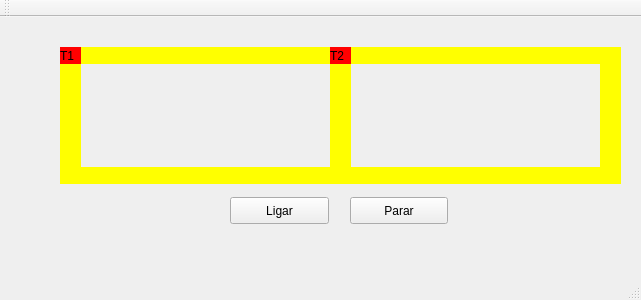
This is mainwindow.ui in radlaoli/trens-so as Qt 5 draws it before an edit. The edited form follows.
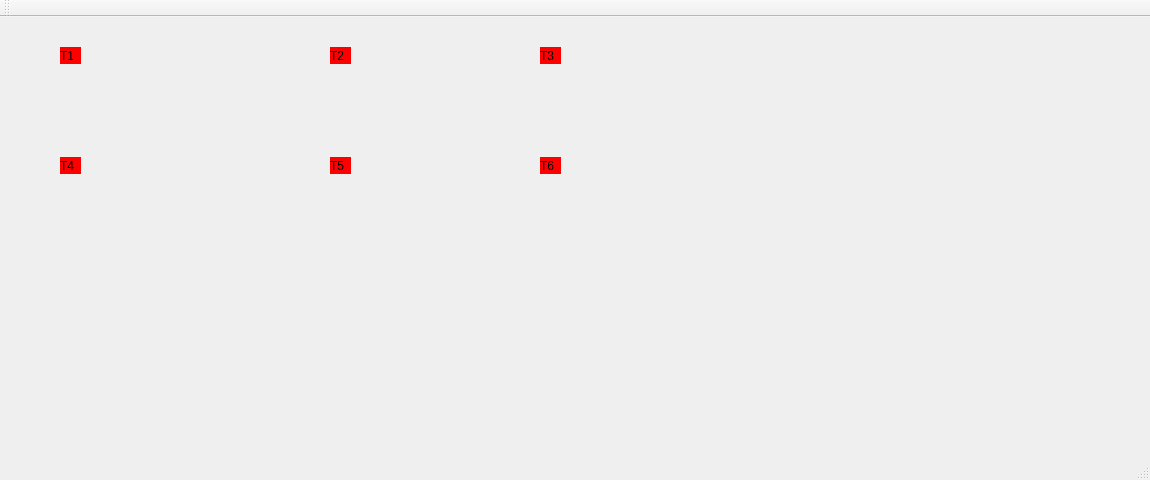
This is the edited form.

Commit message: Aumenta tamanho da tela

The edit to the form file:
```diff
--- a/mainwindow.ui
+++ b/mainwindow.ui
@@ -6,8 +6,8 @@
    <rect>
     <x>0</x>
     <y>0</y>
-    <width>641</width>
-    <height>300</height>
+    <width>1150</width>
+    <height>480</height>
    </rect>
   </property>
   <property name="windowTitle">
@@ -30,144 +30,6 @@
      <string>T1</string>
     </property>
    </widget>
-   <widget class="QLabel" name="label_trilho1">
-    <property name="geometry">
-     <rect>
-      <x>80</x>
-      <y>30</y>
-      <width>250</width>
-      <height>17</height>
-     </rect>
-    </property>
-    <property name="styleSheet">
-     <string notr="true">QLabel { background: yellow}</string>
-    </property>
-    <property name="text">
-     <string/>
-    </property>
-   </widget>
-   <widget class="QLabel" name="label_trilho2">
-    <property name="geometry">
-     <rect>
-      <x>80</x>
-      <y>150</y>
-      <width>250</width>
-      <height>17</height>
-     </rect>
-    </property>
-    <property name="styleSheet">
-     <string notr="true">QLabel { background: yellow}</string>
-    </property>
-    <property name="text">
-     <string/>
-    </property>
-   </widget>
-   <widget class="QLabel" name="label_trilho3">
-    <property name="geometry">
-     <rect>
-      <x>330</x>
-      <y>30</y>
-      <width>21</width>
-      <height>137</height>
-     </rect>
-    </property>
-    <property name="styleSheet">
-     <string notr="true">QLabel { background: yellow}</string>
-    </property>
-    <property name="text">
-     <string/>
-    </property>
-   </widget>
-   <widget class="QLabel" name="label_trilho4">
-    <property name="geometry">
-     <rect>
-      <x>60</x>
-      <y>30</y>
-      <width>21</width>
-      <height>137</height>
-     </rect>
-    </property>
-    <property name="styleSheet">
-     <string notr="true">QLabel { background: yellow}</string>
-    </property>
-    <property name="text">
-     <string/>
-    </property>
-   </widget>
-   <widget class="QPushButton" name="pushButton">
-    <property name="geometry">
-     <rect>
-      <x>230</x>
-      <y>180</y>
-      <width>99</width>
-      <height>27</height>
-     </rect>
-    </property>
-    <property name="text">
-     <string>Ligar</string>
-    </property>
-   </widget>
-   <widget class="QPushButton" name="pushButton_2">
-    <property name="geometry">
-     <rect>
-      <x>350</x>
-      <y>180</y>
-      <width>98</width>
-      <height>27</height>
-     </rect>
-    </property>
-    <property name="text">
-     <string>Parar</string>
-    </property>
-   </widget>
-   <widget class="QLabel" name="label_trilho4_2">
-    <property name="geometry">
-     <rect>
-      <x>600</x>
-      <y>30</y>
-      <width>21</width>
-      <height>137</height>
-     </rect>
-    </property>
-    <property name="styleSheet">
-     <string notr="true">QLabel { background: yellow}</string>
-    </property>
-    <property name="text">
-     <string/>
-    </property>
-   </widget>
-   <widget class="QLabel" name="label_trilho1_2">
-    <property name="geometry">
-     <rect>
-      <x>350</x>
-      <y>30</y>
-      <width>250</width>
-      <height>17</height>
-     </rect>
-    </property>
-    <property name="styleSheet">
-     <string notr="true">QLabel { background: yellow}</string>
-    </property>
-    <property name="text">
-     <string/>
-    </property>
-   </widget>
-   <widget class="QLabel" name="label_trilho2_2">
-    <property name="geometry">
-     <rect>
-      <x>350</x>
-      <y>150</y>
-      <width>250</width>
-      <height>17</height>
-     </rect>
-    </property>
-    <property name="styleSheet">
-     <string notr="true">QLabel { background: yellow}</string>
-    </property>
-    <property name="text">
-     <string/>
-    </property>
-   </widget>
    <widget class="QLabel" name="label_trem2">
     <property name="geometry">
      <rect>
@@ -184,17 +46,70 @@
      <string>T2</string>
     </property>
    </widget>
-   <zorder>label_trilho1</zorder>
-   <zorder>label_trilho2</zorder>
-   <zorder>label_trilho3</zorder>
-   <zorder>label_trilho4</zorder>
-   <zorder>label_trem1</zorder>
-   <zorder>pushButton</zorder>
-   <zorder>pushButton_2</zorder>
-   <zorder>label_trilho4_2</zorder>
-   <zorder>label_trilho1_2</zorder>
-   <zorder>label_trilho2_2</zorder>
-   <zorder>label_trem2</zorder>
+   <widget class="QLabel" name="label_trem3">
+    <property name="geometry">
+     <rect>
+      <x>540</x>
+      <y>30</y>
+      <width>21</width>
+      <height>17</height>
+     </rect>
+    </property>
+    <property name="styleSheet">
+     <string notr="true">QLabel { background: red}</string>
+    </property>
+    <property name="text">
+     <string>T3</string>
+    </property>
+   </widget>
+   <widget class="QLabel" name="label_trem4">
+    <property name="geometry">
+     <rect>
+      <x>60</x>
+      <y>140</y>
+      <width>21</width>
+      <height>17</height>
+     </rect>
+    </property>
+    <property name="styleSheet">
+     <string notr="true">QLabel { background: red}</string>
+    </property>
+    <property name="text">
+     <string>T4</string>
+    </property>
+   </widget>
+   <widget class="QLabel" name="label_trem5">
+    <property name="geometry">
+     <rect>
+      <x>330</x>
+      <y>140</y>
+      <width>21</width>
+      <height>17</height>
+     </rect>
+    </property>
+    <property name="styleSheet">
+     <string notr="true">QLabel { background: red}</string>
+    </property>
+    <property name="text">
+     <string>T5</string>
+    </property>
+   </widget>
+   <widget class="QLabel" name="label_trem6">
+    <property name="geometry">
+     <rect>
+      <x>540</x>
+      <y>140</y>
+      <width>21</width>
+      <height>17</height>
+     </rect>
+    </property>
+    <property name="styleSheet">
+     <string notr="true">QLabel { background: red}</string>
+    </property>
+    <property name="text">
+     <string>T6</string>
+    </property>
+   </widget>
   </widget>
   <widget class="QMenuBar" name="menuBar">
    <property name="geometry">
```
Left out of the diff: 4 changed lines with no effect on the pictures. The commit also changes 1 other file.
